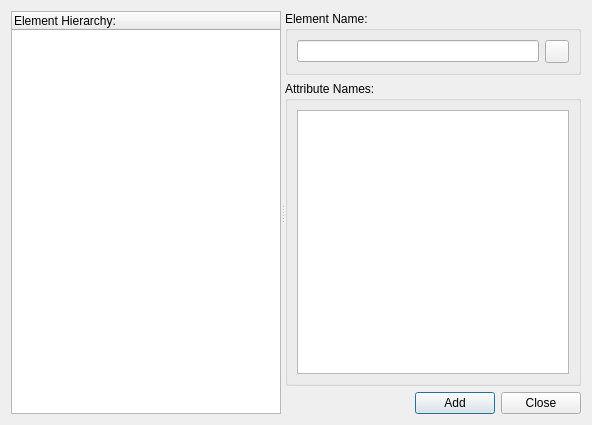
First picture: the form in GCXMLGenerator/forms/gcadditemsform.ui, repository goblincoding/xmlmill, before the edit.
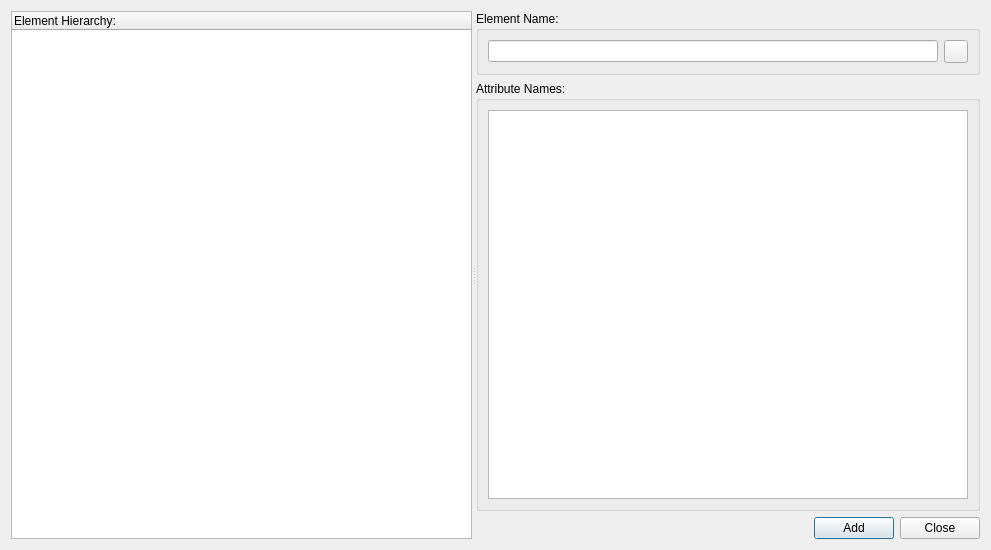
Second picture: the form after the edit. Icons and pictures are not drawn.

Commit message: Made "add items" form slightly larger. Also set focus to line edit at start-up and highlight top tree widget item (if any).

Patch:
```diff
--- a/GCXMLGenerator/forms/gcadditemsform.ui
+++ b/GCXMLGenerator/forms/gcadditemsform.ui
@@ -9,8 +9,8 @@
    <rect>
     <x>0</x>
     <y>0</y>
-    <width>592</width>
-    <height>425</height>
+    <width>991</width>
+    <height>550</height>
    </rect>
   </property>
   <property name="windowTitle">
@@ -61,6 +61,9 @@
             <property name="whatsThis">
              <string>Enter the new element's name here.</string>
             </property>
+            <property name="placeholderText">
+             <string extracomment="Enter new element name here..."/>
+            </property>
            </widget>
           </item>
           <item>
```
The commit also changes 2 other files.
